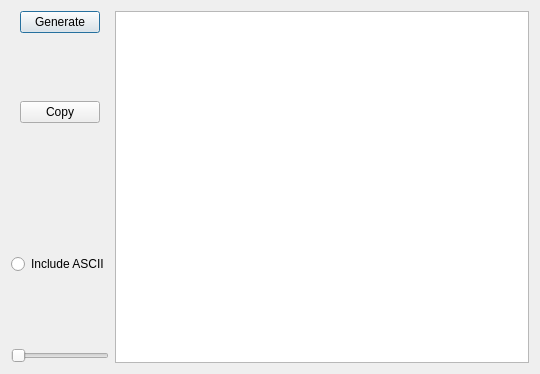
Qt form resources/passwordGenerator.ui (GeorgeHoneywood/pastword) before a commit.
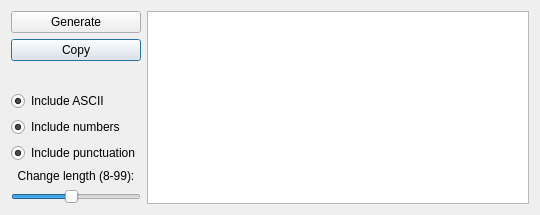
The same form after that commit.

Commit message: allow user to select which chars are used to gen the pw, fixed setup.py

Patch:
```diff
--- a/resources/passwordGenerator.ui
+++ b/resources/passwordGenerator.ui
@@ -7,52 +7,14 @@
     <x>0</x>
     <y>0</y>
     <width>540</width>
-    <height>374</height>
+    <height>209</height>
    </rect>
   </property>
   <property name="windowTitle">
    <string>Password Generator</string>
   </property>
-  <layout class="QHBoxLayout" name="horizontalLayout">
-   <item>
-    <layout class="QVBoxLayout" name="verticalLayout" stretch="0,0,0,0">
-     <item alignment="Qt::AlignHCenter|Qt::AlignTop">
-      <widget class="QPushButton" name="pbGenerate">
-       <property name="maximumSize">
-        <size>
-         <width>118</width>
-         <height>16777215</height>
-        </size>
-       </property>
-       <property name="text">
-        <string>Generate</string>
-       </property>
-      </widget>
-     </item>
-     <item alignment="Qt::AlignHCenter|Qt::AlignTop">
-      <widget class="QPushButton" name="pbCopy2Clipboard">
-       <property name="maximumSize">
-        <size>
-         <width>118</width>
-         <height>16777215</height>
-        </size>
-       </property>
-       <property name="text">
-        <string>Copy</string>
-       </property>
-      </widget>
-     </item>
-     <item alignment="Qt::AlignHCenter|Qt::AlignBottom">
-      <widget class="QRadioButton" name="radioButton">
-       <property name="text">
-        <string>Include ASCII</string>
-       </property>
-       <property name="checked">
-        <bool>false</bool>
-       </property>
-      </widget>
-     </item>
-     <item alignment="Qt::AlignBottom">
+  <layout class="QGridLayout" name="gridLayout">
+   <item row="12" column="0">
       <widget class="QSlider" name="sliderPasswordLength">
        <property name="sizePolicy">
         <sizepolicy hsizetype="Maximum" vsizetype="Fixed">
@@ -62,21 +24,61 @@
        </property>
        <property name="maximumSize">
         <size>
-         <width>120</width>
+       <width>160</width>
          <height>16777215</height>
         </size>
        </property>
        <property name="minimum">
         <number>8</number>
        </property>
+     <property name="singleStep">
+      <number>2</number>
+     </property>
+     <property name="value">
+      <number>50</number>
+     </property>
        <property name="orientation">
         <enum>Qt::Horizontal</enum>
        </property>
       </widget>
      </item>
-    </layout>
+   <item row="11" column="0">
+    <widget class="QLabel" name="label">
+     <property name="text">
+      <string>Change length (8-99):</string>
+     </property>
+     <property name="alignment">
+      <set>Qt::AlignCenter</set>
+     </property>
+    </widget>
    </item>
-   <item>
+   <item row="10" column="0">
+    <widget class="QRadioButton" name="radioIncludePunctuation">
+     <property name="text">
+      <string>Include punctuation</string>
+     </property>
+     <property name="checked">
+      <bool>true</bool>
+     </property>
+     <property name="autoExclusive">
+      <bool>false</bool>
+     </property>
+    </widget>
+   </item>
+   <item row="8" column="0">
+    <widget class="QRadioButton" name="radioIncludeASCII">
+     <property name="text">
+      <string>Include ASCII</string>
+     </property>
+     <property name="checked">
+      <bool>true</bool>
+     </property>
+     <property name="autoExclusive">
+      <bool>false</bool>
+     </property>
+    </widget>
+   </item>
+   <item row="0" column="1" rowspan="13">
     <widget class="QPlainTextEdit" name="txtGeneratedPassword">
      <property name="baseSize">
       <size>
@@ -89,6 +91,57 @@
      </property>
     </widget>
    </item>
+   <item row="9" column="0">
+    <widget class="QRadioButton" name="radioIncludeNumbers">
+     <property name="text">
+      <string>Include numbers</string>
+     </property>
+     <property name="checked">
+      <bool>true</bool>
+     </property>
+     <property name="autoExclusive">
+      <bool>false</bool>
+     </property>
+    </widget>
+   </item>
+   <item row="2" column="0" rowspan="2">
+    <widget class="QPushButton" name="pbCopy2Clipboard">
+     <property name="sizePolicy">
+      <sizepolicy hsizetype="Fixed" vsizetype="Fixed">
+       <horstretch>0</horstretch>
+       <verstretch>0</verstretch>
+      </sizepolicy>
+     </property>
+     <property name="maximumSize">
+      <size>
+       <width>160</width>
+       <height>16777215</height>
+      </size>
+     </property>
+     <property name="text">
+      <string>Copy</string>
+     </property>
+    </widget>
+   </item>
+   <item row="0" column="0" rowspan="2">
+    <widget class="QPushButton" name="pbGenerate">
+     <property name="sizePolicy">
+      <sizepolicy hsizetype="Fixed" vsizetype="Fixed">
+       <horstretch>0</horstretch>
+       <verstretch>0</verstretch>
+      </sizepolicy>
+     </property>
+     <property name="maximumSize">
+      <size>
+       <width>160</width>
+       <height>16777215</height>
+      </size>
+     </property>
+     <property name="text">
+      <string>Generate</string>
+     </property>
+    </widget>
+   </item>
   </layout>
  </widget>
  <resources/>
```
Lines whose indentation alone changed are shown as unchanged. The commit also changes 2 other files.
